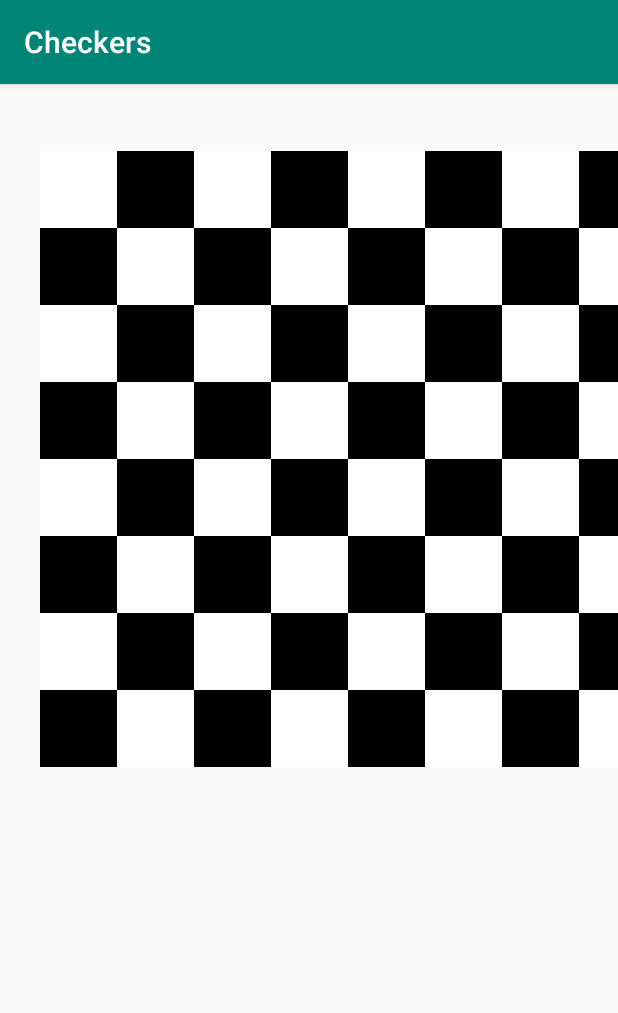
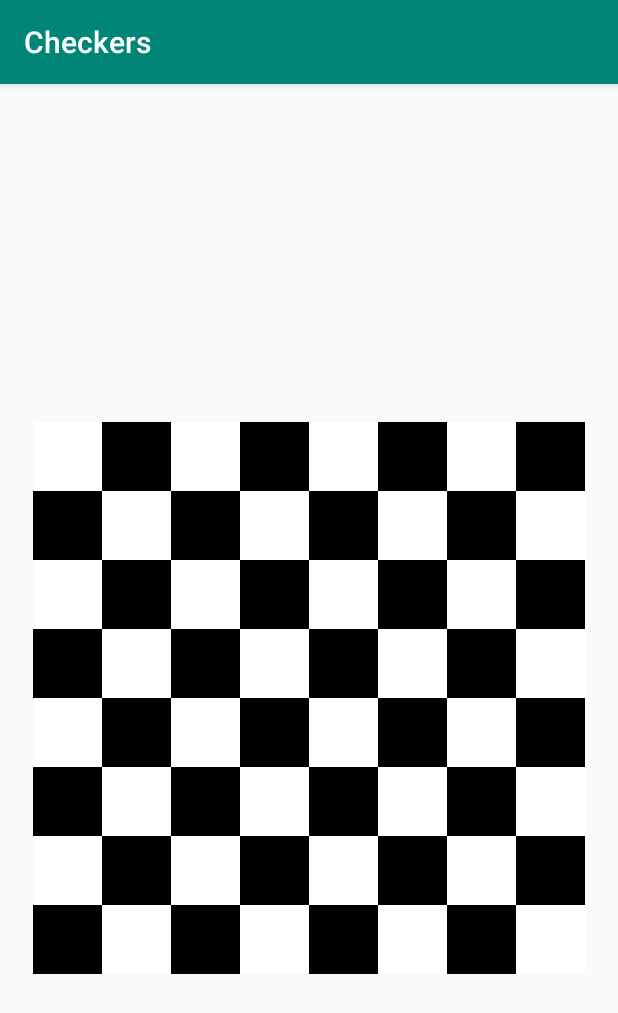
Before and after one commit to ZMBailey/simple_checkers, an Android app: the screen it shows after launch (MainActivity), on a phone screen of 412 x 824 dp. Shown: the top 1013 px of the screen. Run offline under Robolectric (Android 15) with nearby library versions, the phone set to English and light mode, and no system bars.

Commit message:
add padding and get better alignment for checkerboard

```diff
--- a/app/src/main/java/com/checkers/MainActivity.java
+++ b/app/src/main/java/com/checkers/MainActivity.java
@@ -5,6 +5,7 @@ import androidx.appcompat.app.AppCompatActivity;
 import android.content.res.Configuration;
 import android.os.Bundle;
 import android.graphics.Point;
+import android.util.DisplayMetrics;
 //import android.support.v7.app.AppCompatActivity;
 //import android.app.AlertDialog;
 //import android.view.Gravity;
@@ -35,9 +36,10 @@ public class MainActivity extends AppCompatActivity {
 
     protected void makeBoard(){
 
-        Point p = new Point();
-        getWindowManager().getDefaultDisplay().getSize(p);
-        int w = 1;
+        DisplayMetrics dm = new DisplayMetrics();
+        getWindowManager().getDefaultDisplay().getMetrics(dm);
+        float padding = 40 * getResources().getDisplayMetrics().density;
+        float w = 1;
         Configuration config = getResources( ).getConfiguration( );
 
         try {
@@ -48,19 +50,18 @@ public class MainActivity extends AppCompatActivity {
             //BackHandler gb = new BackHandler();
             //Button back = (Button) findViewById(R.id.back);
             //back.setOnClickListener(gb);
-
             GridLayout grid = (GridLayout) findViewById(R.id.board);
             if( config.orientation == Configuration.ORIENTATION_LANDSCAPE ) {
-                w = (p.y / side)/2;
+                w = (dm.widthPixels - padding)/ side;
             }else if( config.orientation == Configuration.ORIENTATION_PORTRAIT ) {
-                w = p.x / side;
+                w = (dm.widthPixels - padding)/ side;
             }
 
             grid.setColumnCount(side);
             grid.setRowCount(side);
 
 //            if(Game.getType()<7){
-            setButtons_Square(grid,w);
+            setButtons_Square(grid,(int)w);
 //            }
 //            else {
 //                setButtons_Dmnd(bh, w);
@@ -72,7 +73,7 @@ public class MainActivity extends AppCompatActivity {
     }
 
     private Boolean isWhiteSpace(int r,int c){
-        return !((r % 2 == 0) ^ (c % 2 == 0));
+        return (r % 2 == 0)==(c % 2 == 0);
     }
 
     //configures buttons for a square layout
--- a/app/src/main/res/layout/activity_main.xml
+++ b/app/src/main/res/layout/activity_main.xml
@@ -5,14 +5,19 @@
     android:id="@+id/outside"
     android:layout_width="match_parent"
     android:layout_height="match_parent"
+    android:paddingStart="20dp"
+    android:paddingTop="20dp"
+    android:paddingEnd="20dp"
+    android:paddingBottom="20dp"
     tools:context=".MainActivity">
 
     <androidx.gridlayout.widget.GridLayout
         android:id="@+id/board"
-        android:layout_width="409dp"
-        android:layout_height="729dp"
+        android:layout_width="wrap_content"
+        android:layout_height="wrap_content"
+        android:layout_marginStart="50dp"
         android:layout_marginTop="50dp"
-        android:layout_marginStart="50dp"
+        android:layout_marginEnd="50dp"
         app:layout_constraintBottom_toBottomOf="parent"
         app:layout_constraintEnd_toEndOf="parent"
         app:layout_constraintStart_toStartOf="parent"
```
